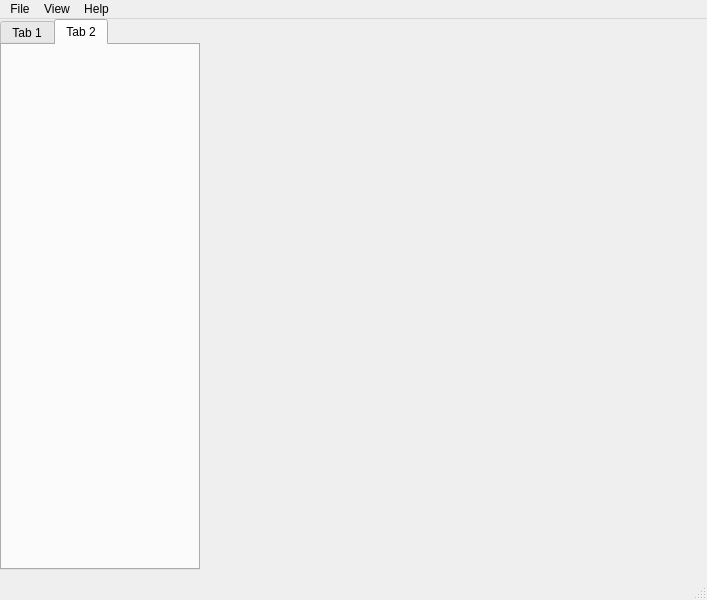
This is src/mainwindow.ui in WPISmartmouse/SmartMouseSim as Qt 5 draws it before an edit. The edited form follows.
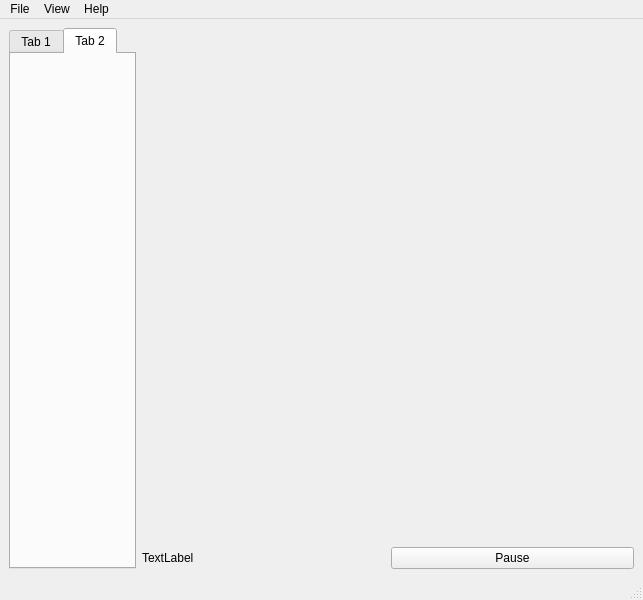
This is the edited form. The open tabs and pages were chosen to show the change.

Commit message: exiting app works

What changed in the file:
```diff
--- a/src/mainwindow.ui
+++ b/src/mainwindow.ui
@@ -6,7 +6,7 @@
    <rect>
     <x>0</x>
     <y>0</y>
-    <width>707</width>
+    <width>643</width>
     <height>600</height>
    </rect>
   </property>
@@ -14,19 +14,13 @@
    <string>MainWindow</string>
   </property>
   <widget class="QWidget" name="centralwidget">
+   <layout class="QHBoxLayout" name="horizontalLayout">
+    <item>
    <widget class="QTabWidget" name="tabWidget">
-    <property name="geometry">
-     <rect>
-      <x>0</x>
-      <y>0</y>
-      <width>200</width>
-      <height>551</height>
-     </rect>
-    </property>
     <property name="sizePolicy">
-     <sizepolicy hsizetype="Expanding" vsizetype="Expanding">
+       <sizepolicy hsizetype="Maximum" vsizetype="Expanding">
       <horstretch>0</horstretch>
-      <verstretch>1</verstretch>
+        <verstretch>0</verstretch>
      </sizepolicy>
     </property>
     <property name="currentIndex">
@@ -43,13 +37,50 @@
      </attribute>
     </widget>
    </widget>
+    </item>
+    <item>
+     <layout class="QVBoxLayout" name="verticalLayout">
+      <item>
+       <spacer name="verticalSpacer">
+        <property name="orientation">
+         <enum>Qt::Vertical</enum>
+        </property>
+        <property name="sizeHint" stdset="0">
+         <size>
+          <width>20</width>
+          <height>40</height>
+         </size>
+        </property>
+       </spacer>
+      </item>
+      <item>
+       <layout class="QHBoxLayout" name="horizontalLayout_5">
+        <item>
+         <widget class="QLabel" name="time_label">
+          <property name="text">
+           <string>TextLabel</string>
+          </property>
+         </widget>
+        </item>
+        <item>
+         <widget class="QPushButton" name="pause_play_button">
+          <property name="text">
+           <string>Pause</string>
+          </property>
+         </widget>
+        </item>
+       </layout>
+      </item>
+     </layout>
+    </item>
+   </layout>
   </widget>
   <widget class="QMenuBar" name="menubar">
    <property name="geometry">
     <rect>
      <x>0</x>
      <y>0</y>
-     <width>707</width>
+     <width>643</width>
      <height>19</height>
     </rect>
    </property>
```
Left out of the diff: 6 changed lines with no effect on the pictures. Lines whose indentation alone changed are shown as unchanged. The commit also changes 2 other files.
